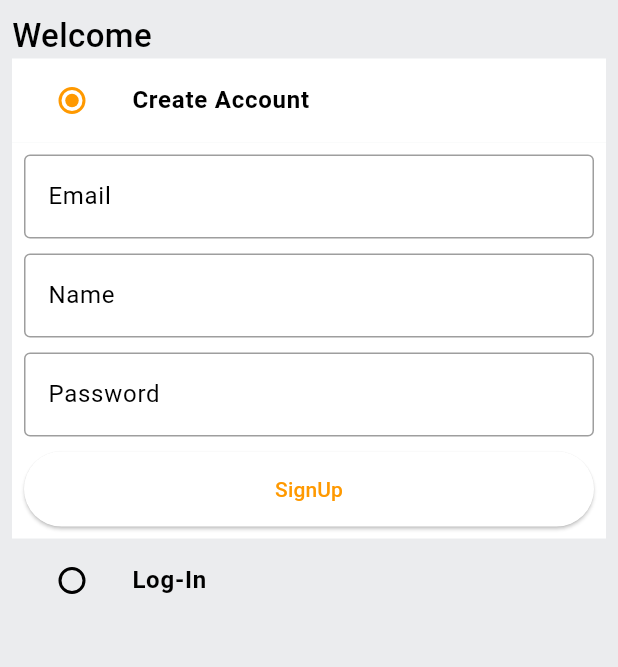
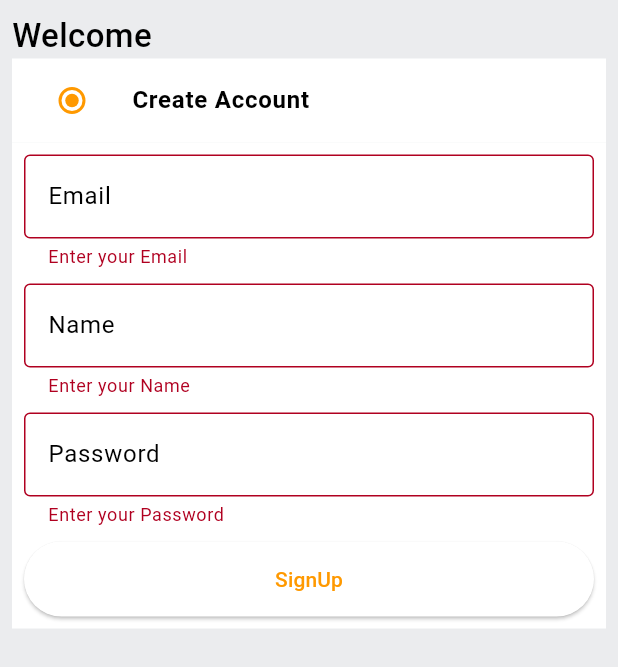
Before and after one commit to TDMWalpala/-e-commerce-app-with-Flutter, a Flutter app: the screen it shows after launch, after a tap on "SignUp", on a phone screen of 412 x 824 dp. Shown: the top 667 px of the screen. Run offline on Flutter 3.47's test engine with Material 2 defaults, Android fonts, the phone set to English and light mode, and no system bars; our stand-ins replace gap.

Commit message:
completed user signup part server side ande client side

```diff
--- a/lib/common/widgets/custom_textfield.dart
+++ b/lib/common/widgets/custom_textfield.dart
@@ -1,33 +1,27 @@
-
 import 'package:flutter/material.dart';
 
 class CustomTextField extends StatelessWidget {
   final TextEditingController controller;
   final String hinText;
-  const CustomTextField({Key?key,
-  required this.controller,
-  required this.hinText
-  }) :super(key: key);
+  const CustomTextField(
+      {Key? key, required this.controller, required this.hinText})
+      : super(key: key);
 
   @override
   Widget build(BuildContext context) {
     return TextFormField(
       controller: controller,
       decoration: InputDecoration(
-        hintText: hinText,
-        border:  const OutlineInputBorder(
-          borderSide: BorderSide(
-            color: Colors.black38
-          )
-        ),
-        enabledBorder:  const OutlineInputBorder(
-          borderSide: BorderSide(
-            color: Colors.black38
-          )
-        )
-      ),
-      validator: (val){
-
+          hintText: hinText,
+          border: const OutlineInputBorder(
+              borderSide: BorderSide(color: Colors.black38)),
+          enabledBorder: const OutlineInputBorder(
+              borderSide: BorderSide(color: Colors.black38))),
+      validator: (val) {
+        if (val == null || val.isEmpty) {
+          return 'Enter your $hinText';
+        }
+        return null;
       },
     );
   }
--- a/lib/constants/global_variables.dart
+++ b/lib/constants/global_variables.dart
@@ -1,6 +1,6 @@
 import 'package:flutter/material.dart';
 
-String uri = 'http://<yourip>:3000';
+String uri = 'http://localhost:4000';
 
 class GlobalVariables {
   // COLORS
--- a/lib/features/auth/screens/auth_screen.dart
+++ b/lib/features/auth/screens/auth_screen.dart
@@ -1,6 +1,7 @@
 import 'package:amazon_clone/common/widgets/custom_button.dart';
 import 'package:amazon_clone/common/widgets/custom_textfield.dart';
 import 'package:amazon_clone/constants/global_variables.dart';
+import 'package:amazon_clone/features/auth/services/auth_service.dart';
 import 'package:flutter/material.dart';
 import 'package:gap/gap.dart';
 
@@ -18,7 +19,7 @@ class _AuthScreenState extends State<AuthScreen> {
   Auth _auth = Auth.signup;
   final _signUpFormKey = GlobalKey<FormState>();
   final _signInFormKey = GlobalKey<FormState>();
-
+  final AuthService authService = AuthService();
   final TextEditingController _emailController = TextEditingController();
   final TextEditingController _passwordController = TextEditingController();
   final TextEditingController _nameController = TextEditingController();
@@ -29,6 +30,17 @@ class _AuthScreenState extends State<AuthScreen> {
     _emailController.dispose();
     _passwordController.dispose();
     _nameController.dispose();
+  }
+
+  void signUpUser() {
+    print(_emailController);
+    print(_passwordController);
+    print(_nameController);
+    authService.signUpUser(
+        context: context,
+        email: _emailController.text,
+        password: _passwordController.text,
+        name: _nameController.text);
   }
 
   @override
@@ -49,7 +61,9 @@ class _AuthScreenState extends State<AuthScreen> {
                 ),
               ),
               ListTile(
-                 tileColor: _auth == Auth.signup ? GlobalVariables.backgroundColor : GlobalVariables.greyBackgroundCOlor,
+                tileColor: _auth == Auth.signup
+                    ? GlobalVariables.backgroundColor
+                    : GlobalVariables.greyBackgroundCOlor,
                 title: const Text(
                   'Create Account',
                   style: TextStyle(fontWeight: FontWeight.bold),
@@ -79,39 +93,25 @@ class _AuthScreenState extends State<AuthScreen> {
           ),
           const Gap(10),
           CustomTextField(
-                          controller: _emailController,
+            controller: _nameController,
             hinText: 'Name',
           ),
           const Gap(10),
           CustomTextField(
-                          controller: _emailController,
+            controller: _passwordController,
             hinText: 'Password',
           ),
           const Gap(10),
           CustomButton(
               text: 'SignUp',
               onTap: () {
+                if (_signUpFormKey.currentState!.validate()) {
+                  signUpUser();
+                }
                 print('signup');
-                            })
+              }),
         ],
       ),
-                  ),
-                ),
-              ListTile(
-                tileColor: _auth == Auth.signin ? GlobalVariables.backgroundColor : GlobalVariables.greyBackgroundCOlor,
-                title: const Text(
-                  'Log-In',
-                  style: TextStyle(fontWeight: FontWeight.bold),
-                ),
-                leading: Radio(
-                  activeColor: GlobalVariables.secondaryColor,
-                  value: Auth.signin,
-                  groupValue: _auth,
-                  onChanged: (Auth? val) {
-                    setState(() {
-                      _auth = val!;
-                    });
-                  },
     ),
   ),
 if (_auth == Auth.signin)
@@ -128,7 +128,7 @@ class _AuthScreenState extends State<AuthScreen> {
           ),
           const Gap(10),
           CustomTextField(
-                          controller: _emailController,
+            controller: _passwordController,
             hinText: 'Password',
           ),
           const Gap(10),
@@ -136,11 +136,12 @@ class _AuthScreenState extends State<AuthScreen> {
               text: 'SignIn',
               onTap: () {
                 print('signIn');
-                            })
+              }),
         ],
       ),
     ),
   ),
+
             ],
           ),
         ),
--- /dev/null
+++ b/lib/features/auth/services/auth_service.dart
@@ -0,0 +1,52 @@
+// import 'dart:html';
+
+import 'package:amazon_clone/constants/error_handling.dart';
+import 'package:amazon_clone/constants/global_variables.dart';
+import 'package:amazon_clone/constants/util.dart';
+import 'package:amazon_clone/models/User.dart';
+import 'package:flutter/widgets.dart';
+import 'package:http/http.dart' as http;
+
+import 'dart:convert';
+// ...
+
+class AuthService {
+  //signup
+  void signUpUser({
+    required BuildContext context,
+    required String email,
+    required String password,
+    required String name,
+  }) async {
+    try {
+      User user = User(
+        // id: '',
+        name: name,
+        email: email,
+        password: password,
+      );
+
+      final String userJson = jsonEncode(user); // Serialize user to JSON string
+
+      http.Response res = await http.post(
+        Uri.parse('$uri/api/signup'),
+        body: userJson,
+        headers: <String, String>{
+          'Content-Type': 'application/json; charset=UTF-8', // Fix typo here
+        },
+      );
+      print("hello");
+      print(userJson);
+
+      httpErrorHandle(
+        response: res,
+        context: context,
+        onSuccess: () {
+          showSnackBar(context, 'Account has been created');
+        },
+      );
+    } catch (err) {
+      showSnackBar(context, err.toString());
+    }
+  }
+}
--- /dev/null
+++ b/lib/models/User.dart
@@ -0,0 +1,49 @@
+import 'dart:convert';
+
+class User {
+  // final String id;
+  final String name;
+  final String email;
+  final String password;
+  // final String address;
+  // final String type;
+  // final String token;
+
+  User({
+    // required this.id,
+    required this.name,
+    required this.email,
+    required this.password,
+    // required this.address,
+    // required this.type,
+    // required this.token,
+  });
+
+  Map<String, dynamic> toMap() {
+    return {
+      // 'id': id,
+      'name': name,
+      'email': email,
+      'password': password,
+      // 'address': address,
+      // 'type': type,
+      // 'token': token,
+    };
+  }
+
+  factory User.fromMap(Map<String, dynamic> map) {
+    return User(
+      // id: map['id'] ?? '',
+      name: map['name'] ?? '',
+      email: map['email'] ?? '',
+      password: map['password'] ?? '',
+      // address: map['address'] ?? '',
+      // type: map['type'] ?? '',
+      // token: map['token'] ?? '',
+    );
+  }
+
+  String toJson() => json.encode(toMap());
+
+  factory User.fromJson(String source) => User.fromMap(json.decode(source));
+}
--- a/pubspec.yaml
+++ b/pubspec.yaml
@@ -30,6 +30,7 @@ environment:
 dependencies:
   flutter:
     sdk: flutter
+  http: ^1.1.0
 
   # The following adds the Cupertino Icons font to your application.
   # Use with the CupertinoIcons class for iOS style icons.
```
Also changed, not shown: lib/constants/error_handling.dart (added, +25 -0 lines), lib/constants/util.dart (added, +30 -0 lines), pubspec.lock, 5 other files. Lines whose indentation alone changed are shown as unchanged.
